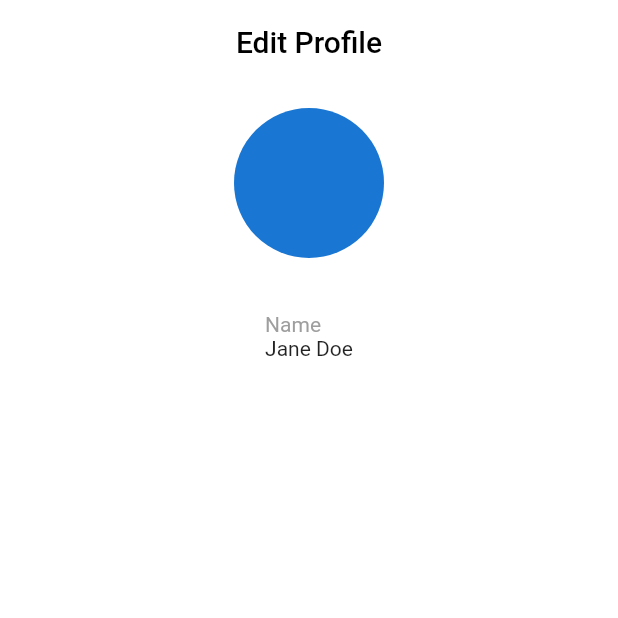
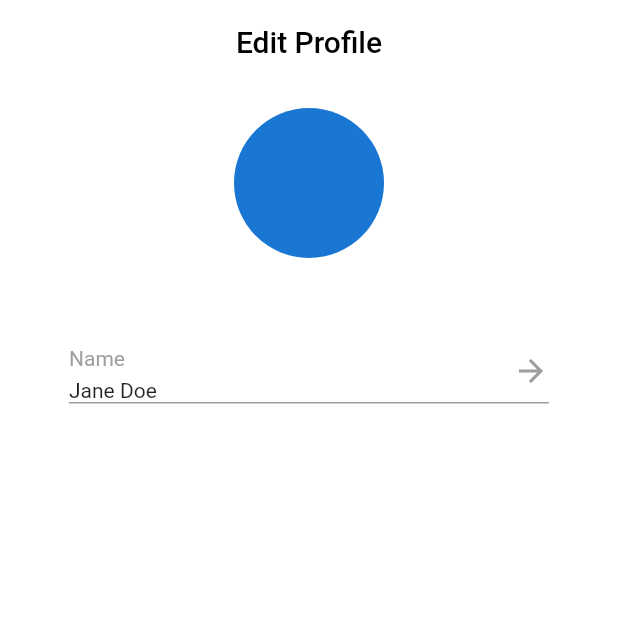
Before and after one commit to samuel-nwankwo/profile-editor, a Flutter app: the screen it shows after launch, on a phone screen of 412 x 824 dp, the top half of it. Run offline on Flutter 3.47's test engine with Material 2 defaults, Android fonts, the phone set to English and light mode, and no system bars.

Commit message:
Created field for display name

```diff
--- a/lib/main.dart
+++ b/lib/main.dart
@@ -15,22 +15,22 @@ class MyApp extends StatelessWidget {
       theme:ThemeData(
           backgroundColor: Colors.white,
       ),
-
       home: MyHomePage(
           title: 'Edit Profile'),
     );
   }
 }
 
+
 class MyHomePage extends StatefulWidget {
   MyHomePage({Key key, this.title}) : super(key: key);
-
 
   final String title;
 
   @override
   _MyHomePageState createState() => _MyHomePageState();
 }
+
 
 class _MyHomePageState extends State<MyHomePage> {
 
@@ -41,6 +41,7 @@ class _MyHomePageState extends State<MyHomePage> {
       context,
       MaterialPageRoute(builder: (context) => EditDisplayName()),
     );
+    if (result != null)
     _setDisplayName(result);
   }
 
@@ -51,13 +52,22 @@ class _MyHomePageState extends State<MyHomePage> {
   }
 
 
-  Column buildDisplayNameField(){
-    return Column(
+  Container buildDisplayNameField(){
+    return Container(
+        decoration: BoxDecoration(
+          border: Border(
+            bottom: BorderSide(width: 1.0, color: Colors.grey),
+          ),
+        ),
+        child: Row(
+            children:<Widget>[
+              Column(
                 crossAxisAlignment: CrossAxisAlignment.start,
                 children: <Widget>[
                   Padding(
-            padding: EdgeInsets.only(top: 12.0),
-            child: Text('Name',
+                    padding: EdgeInsets.only(top: 5.0, bottom:5.0),
+                    child: Text(
+                      'Name',
                       style: TextStyle( color: Colors.grey),
                     ),
                   ),
@@ -67,9 +77,22 @@ class _MyHomePageState extends State<MyHomePage> {
                       },
                     child: Text(displayName),
                   ),
-        ]
+                ],
+              ),
+              Expanded(
+                child: Container(),
+              ),
+              Icon(
+                Icons.arrow_forward,
+                color: Colors.grey,
+              ),
+            ],
+        ),
     );
   }
+
+
+
   buildPhoneNumberField(){
 
   }
@@ -106,14 +129,21 @@ class _MyHomePageState extends State<MyHomePage> {
                     ),
                 ),
                 Padding(
-                  padding: EdgeInsets.all(16.0
-                  ),
+                  padding: EdgeInsets.all(16.0),
                   child: Column(
                     children: <Widget>[
-                      buildDisplayNameField(),
+                      Padding(padding: EdgeInsets.all(30.0),
+                        child: GestureDetector(
+                          onTap: () =>{
+                            _navEditDisplayName(context)
+                            },
+                          child: buildDisplayNameField(),
+                        ),
+                      ),
                       // buildPhoneNumberField(),
                       // buildEmailField(),
                       // buildBioField(),
+
                     ],
                   ),
                 ),
```
Lines whose indentation alone changed are shown as unchanged.
